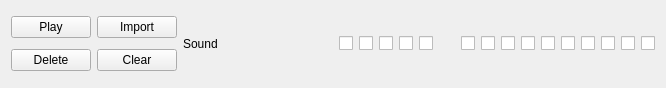
BdxMimo/project-bar, file ui/barsoundbar.ui: the form before one commit.
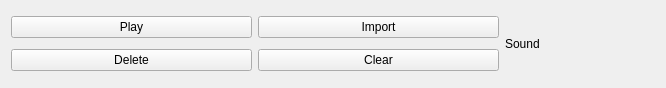
The form after the commit. Custom widgets are drawn as their Qt base class.

Commit message: Class "bargauges" is now functional : size is fixed, color is changed properly when clicking. All checkboxes have been removed in soundbar, and gauges are created by the code in the for loop. Number of gauges to be created is stored in the parameter "gaugeNumber"

```diff
--- a/ui/barsoundbar.ui
+++ b/ui/barsoundbar.ui
@@ -65,227 +65,8 @@
      </property>
     </widget>
    </item>
-   <item>
-    <widget class="QCheckBox" name="checkBox_1">
-     <property name="sizePolicy">
-      <sizepolicy hsizetype="Fixed" vsizetype="Fixed">
-       <horstretch>0</horstretch>
-       <verstretch>0</verstretch>
-      </sizepolicy>
-     </property>
-     <property name="text">
-      <string/>
-     </property>
-    </widget>
-   </item>
-   <item>
-    <widget class="QCheckBox" name="checkBox_2">
-     <property name="sizePolicy">
-      <sizepolicy hsizetype="Fixed" vsizetype="Fixed">
-       <horstretch>0</horstretch>
-       <verstretch>0</verstretch>
-      </sizepolicy>
-     </property>
-     <property name="text">
-      <string/>
-     </property>
-    </widget>
-   </item>
-   <item>
-    <widget class="QCheckBox" name="checkBox_3">
-     <property name="sizePolicy">
-      <sizepolicy hsizetype="Fixed" vsizetype="Fixed">
-       <horstretch>0</horstretch>
-       <verstretch>0</verstretch>
-      </sizepolicy>
-     </property>
-     <property name="text">
-      <string/>
-     </property>
-    </widget>
-   </item>
-   <item>
-    <widget class="QCheckBox" name="checkBox_4">
-     <property name="sizePolicy">
-      <sizepolicy hsizetype="Fixed" vsizetype="Fixed">
-       <horstretch>0</horstretch>
-       <verstretch>0</verstretch>
-      </sizepolicy>
-     </property>
-     <property name="text">
-      <string/>
-     </property>
-    </widget>
-   </item>
-   <item>
-    <widget class="QCheckBox" name="checkBox_5">
-     <property name="sizePolicy">
-      <sizepolicy hsizetype="Fixed" vsizetype="Fixed">
-       <horstretch>0</horstretch>
-       <verstretch>0</verstretch>
-      </sizepolicy>
-     </property>
-     <property name="text">
-      <string/>
-     </property>
-    </widget>
-   </item>
-   <item>
-    <widget class="BARGauge" name="widget" native="true">
-     <property name="sizePolicy">
-      <sizepolicy hsizetype="Minimum" vsizetype="Minimum">
-       <horstretch>0</horstretch>
-       <verstretch>0</verstretch>
-      </sizepolicy>
-     </property>
-    </widget>
-   </item>
-   <item>
-    <widget class="QCheckBox" name="checkBox_7">
-     <property name="sizePolicy">
-      <sizepolicy hsizetype="Fixed" vsizetype="Fixed">
-       <horstretch>0</horstretch>
-       <verstretch>0</verstretch>
-      </sizepolicy>
-     </property>
-     <property name="text">
-      <string/>
-     </property>
-    </widget>
-   </item>
-   <item>
-    <widget class="QCheckBox" name="checkBox_8">
-     <property name="sizePolicy">
-      <sizepolicy hsizetype="Fixed" vsizetype="Fixed">
-       <horstretch>0</horstretch>
-       <verstretch>0</verstretch>
-      </sizepolicy>
-     </property>
-     <property name="text">
-      <string/>
-     </property>
-    </widget>
-   </item>
-   <item>
-    <widget class="QCheckBox" name="checkBox_9">
-     <property name="sizePolicy">
-      <sizepolicy hsizetype="Fixed" vsizetype="Fixed">
-       <horstretch>0</horstretch>
-       <verstretch>0</verstretch>
-      </sizepolicy>
-     </property>
-     <property name="text">
-      <string/>
-     </property>
-    </widget>
-   </item>
-   <item>
-    <widget class="QCheckBox" name="checkBox_10">
-     <property name="sizePolicy">
-      <sizepolicy hsizetype="Fixed" vsizetype="Fixed">
-       <horstretch>0</horstretch>
-       <verstretch>0</verstretch>
-      </sizepolicy>
-     </property>
-     <property name="text">
-      <string/>
-     </property>
-    </widget>
-   </item>
-   <item>
-    <widget class="QCheckBox" name="checkBox_11">
-     <property name="sizePolicy">
-      <sizepolicy hsizetype="Fixed" vsizetype="Fixed">
-       <horstretch>0</horstretch>
-       <verstretch>0</verstretch>
-      </sizepolicy>
-     </property>
-     <property name="text">
-      <string/>
-     </property>
-    </widget>
-   </item>
-   <item>
-    <widget class="QCheckBox" name="checkBox_17">
-     <property name="sizePolicy">
-      <sizepolicy hsizetype="Fixed" vsizetype="Fixed">
-       <horstretch>0</horstretch>
-       <verstretch>0</verstretch>
-      </sizepolicy>
-     </property>
-     <property name="text">
-      <string/>
-     </property>
-    </widget>
-   </item>
-   <item>
-    <widget class="QCheckBox" name="checkBox_13">
-     <property name="sizePolicy">
-      <sizepolicy hsizetype="Fixed" vsizetype="Fixed">
-       <horstretch>0</horstretch>
-       <verstretch>0</verstretch>
-      </sizepolicy>
-     </property>
-     <property name="text">
-      <string/>
-     </property>
-    </widget>
-   </item>
-   <item>
-    <widget class="QCheckBox" name="checkBox_14">
-     <property name="sizePolicy">
-      <sizepolicy hsizetype="Fixed" vsizetype="Fixed">
-       <horstretch>0</horstretch>
-       <verstretch>0</verstretch>
-      </sizepolicy>
-     </property>
-     <property name="text">
-      <string/>
-     </property>
-    </widget>
-   </item>
-   <item>
-    <widget class="QCheckBox" name="checkBox_15">
-     <property name="sizePolicy">
-      <sizepolicy hsizetype="Fixed" vsizetype="Fixed">
-       <horstretch>0</horstretch>
-       <verstretch>0</verstretch>
-      </sizepolicy>
-     </property>
-     <property name="text">
-      <string/>
-     </property>
-     <property name="iconSize">
-      <size>
-       <width>16</width>
-       <height>50</height>
-      </size>
-     </property>
-    </widget>
-   </item>
-   <item>
-    <widget class="QCheckBox" name="checkBox_16">
-     <property name="sizePolicy">
-      <sizepolicy hsizetype="Fixed" vsizetype="Fixed">
-       <horstretch>0</horstretch>
-       <verstretch>0</verstretch>
-      </sizepolicy>
-     </property>
-     <property name="text">
-      <string/>
-     </property>
-    </widget>
-   </item>
   </layout>
  </widget>
- <customwidgets>
-  <customwidget>
-   <class>BARGauge</class>
-   <extends>QWidget</extends>
-   <header>ui/bargauge.h</header>
-   <container>1</container>
-  </customwidget>
- </customwidgets>
  <resources/>
  <connections/>
 </ui>
```
The commit also changes 3 other files.
